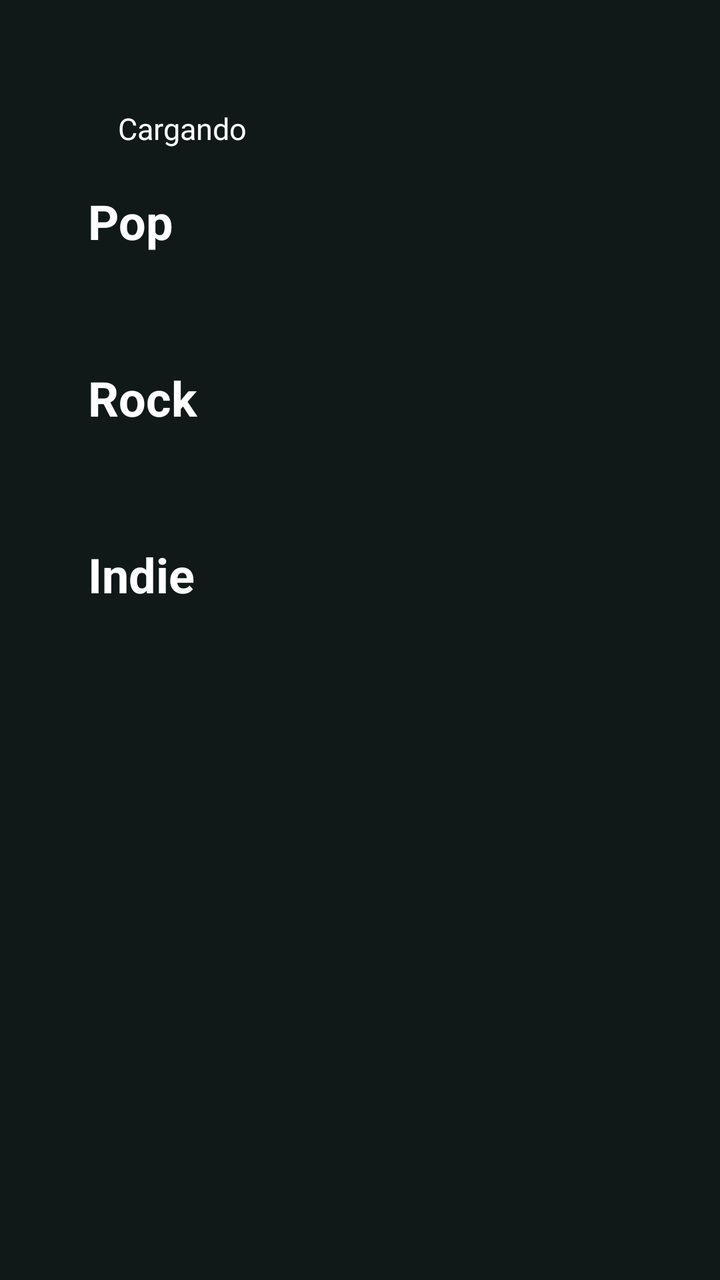
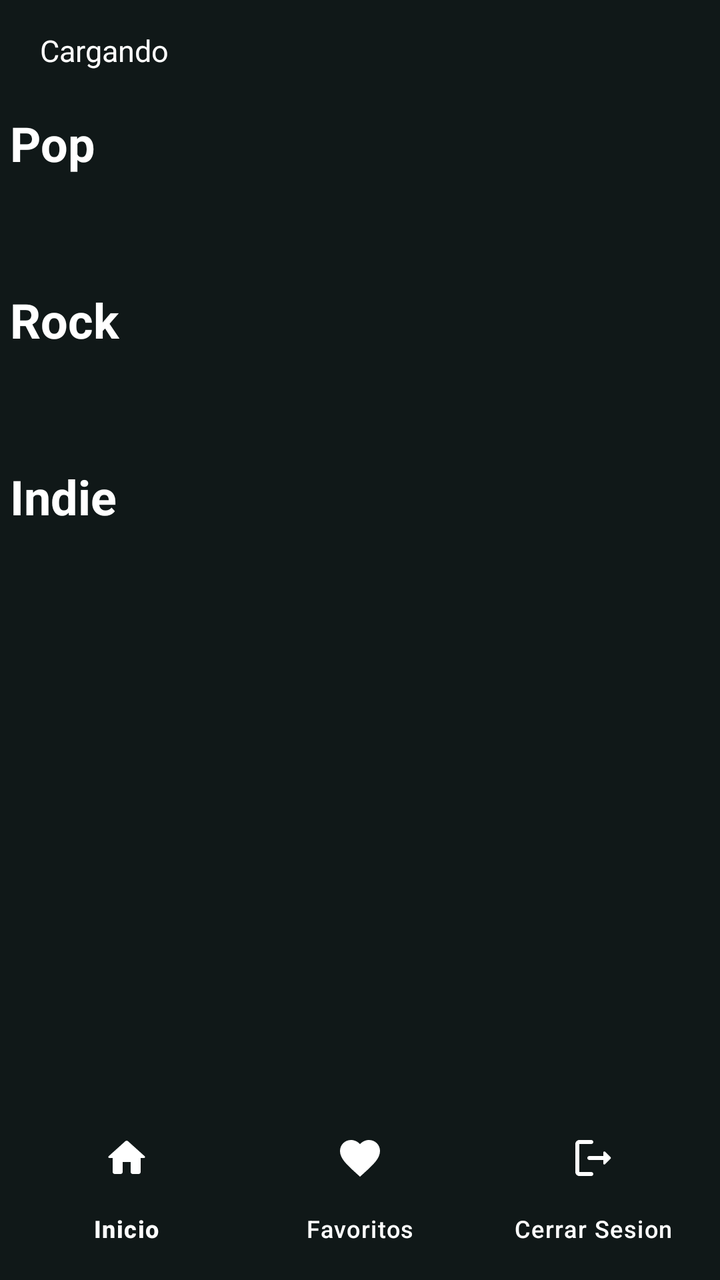

Two renders of the same Android screen: before a commit and after it. Below are the layout's source before the change and the commit's diff.
<!-- AndroidManifest.xml: application theme Theme.Music_app -->
<!-- res/layout/activity_home.xml -->
<?xml version="1.0" encoding="utf-8"?>
<androidx.constraintlayout.widget.ConstraintLayout xmlns:android="http://schemas.android.com/apk/res/android"
    xmlns:app="http://schemas.android.com/apk/res-auto"
    xmlns:tools="http://schemas.android.com/tools"
    android:id="@+id/main"
    android:layout_width="match_parent"
    android:layout_height="match_parent"
    android:background="#101818"
    android:padding="24dp"
    tools:context=".HomeActivity">

    <ScrollView
        android:layout_width="match_parent"
        android:layout_height="match_parent"
        android:background="#101818"
        android:padding="20dp">

        <LinearLayout
            android:layout_width="match_parent"
            android:layout_height="wrap_content"
            android:orientation="vertical">

            <TextView
                android:id="@+id/tvEstado"
                android:layout_width="wrap_content"
                android:layout_height="wrap_content"
                android:layout_marginHorizontal="15dp"
                android:layout_marginTop="10dp"
                android:text="Cargando"
                android:textColor="@color/white"
                android:textSize="15sp" />

            <TextView
                android:layout_marginTop="20dp"
                android:id="@+id/tvGeneroPop"
                android:layout_width="match_parent"
                android:layout_height="wrap_content"
                android:text="Pop"
                android:textColor="@color/white"
                android:textSize="24sp"
                android:textStyle="bold" />

            <HorizontalScrollView
                android:layout_width="match_parent"
                android:layout_height="wrap_content"
                android:layout_marginTop="12dp"
                android:layout_marginBottom="24dp"
                android:clipToPadding="false"
                android:scrollbars="none">

                <LinearLayout
                    android:id="@+id/contenedorPop"
                    android:layout_width="wrap_content"
                    android:layout_height="wrap_content"
                    android:orientation="horizontal" />
            </HorizontalScrollView>

            <TextView
                android:layout_marginTop="20dp"
                android:id="@+id/tvGeneroRock"
                android:layout_width="match_parent"
                android:layout_height="wrap_content"
                android:text="Rock"
                android:textColor="@color/white"
                android:textSize="24sp"
                android:textStyle="bold" />

            <HorizontalScrollView
                android:layout_width="match_parent"
                android:layout_height="wrap_content"
                android:layout_marginTop="12dp"
                android:layout_marginBottom="24dp"
                android:clipToPadding="false"
                android:scrollbars="none">

                <LinearLayout
                    android:id="@+id/contenedorRock"
                    android:layout_width="wrap_content"
                    android:layout_height="wrap_content"
                    android:orientation="horizontal" />
            </HorizontalScrollView>

            <TextView
                android:layout_marginTop="20dp"
                android:id="@+id/tvGeneroIndie"
                android:layout_width="match_parent"
                android:layout_height="wrap_content"
                android:text="Indie"
                android:textColor="@color/white"
                android:textSize="24sp"
                android:textStyle="bold" />

            <HorizontalScrollView
                android:layout_width="match_parent"
                android:layout_height="wrap_content"
                android:layout_marginTop="12dp"
                android:layout_marginBottom="20dp"
                android:clipToPadding="false"
                android:scrollbars="none">

                <LinearLayout
                    android:id="@+id/contenedorIndie"
                    android:layout_width="wrap_content"
                    android:layout_height="wrap_content"
                    android:orientation="horizontal" />
            </HorizontalScrollView>

        </LinearLayout>

    </ScrollView>

</androidx.constraintlayout.widget.ConstraintLayout>
<!-- resources referenced by this layout -->
<resources>
  <color name="white">#FFFFFFFF</color>
  <style name="Theme.Music_app" parent="Base.Theme.Music_app" />
  <style name="Base.Theme.Music_app" parent="Theme.Material3.DayNight.NoActionBar">
          
          
      </style>
</resources>

<!-- the commit's change to res/layout/activity_home.xml (unified diff, before → after) -->
@@ -6,14 +6,18 @@
     android:layout_width="match_parent"
     android:layout_height="match_parent"
     android:background="#101818"
-    android:padding="24dp"
+    android:padding="5dp"
     tools:context=".HomeActivity">
 
     <ScrollView
-        android:layout_width="match_parent"
-        android:layout_height="match_parent"
+        android:layout_width="0dp"
+        android:layout_height="0dp"
         android:background="#101818"
-        android:padding="20dp">
+        android:scrollbars="none"
+        app:layout_constraintBottom_toTopOf="@+id/bottomNavigation"
+        app:layout_constraintEnd_toEndOf="parent"
+        app:layout_constraintStart_toStartOf="parent"
+        app:layout_constraintTop_toTopOf="parent">
 
         <LinearLayout
             android:layout_width="match_parent"
@@ -31,10 +35,10 @@
                 android:textSize="15sp" />
 
             <TextView
-                android:layout_marginTop="20dp"
                 android:id="@+id/tvGeneroPop"
                 android:layout_width="match_parent"
                 android:layout_height="wrap_content"
+                android:layout_marginTop="20dp"
                 android:text="Pop"
                 android:textColor="@color/white"
                 android:textSize="24sp"
@@ -56,10 +60,10 @@
             </HorizontalScrollView>
 
             <TextView
-                android:layout_marginTop="20dp"
                 android:id="@+id/tvGeneroRock"
                 android:layout_width="match_parent"
                 android:layout_height="wrap_content"
+                android:layout_marginTop="20dp"
                 android:text="Rock"
                 android:textColor="@color/white"
                 android:textSize="24sp"
@@ -81,10 +85,10 @@
             </HorizontalScrollView>
 
             <TextView
-                android:layout_marginTop="20dp"
                 android:id="@+id/tvGeneroIndie"
                 android:layout_width="match_parent"
                 android:layout_height="wrap_content"
+                android:layout_marginTop="20dp"
                 android:text="Indie"
                 android:textColor="@color/white"
                 android:textSize="24sp"
@@ -109,4 +113,17 @@
 
     </ScrollView>
 
+    <com.google.android.material.bottomnavigation.BottomNavigationView
+        android:id="@+id/bottomNavigation"
+        android:layout_width="0dp"
+        android:layout_height="wrap_content"
+        android:background="#101818"
+        app:itemIconTint="@color/white"
+        app:itemTextColor="@color/white"
+        app:labelVisibilityMode="labeled"
+        app:menu="@menu/menu_bottom"
+        app:layout_constraintBottom_toBottomOf="parent"
+        app:layout_constraintEnd_toEndOf="parent"
+        app:layout_constraintStart_toStartOf="parent"/>
+
 </androidx.constraintlayout.widget.ConstraintLayout>
